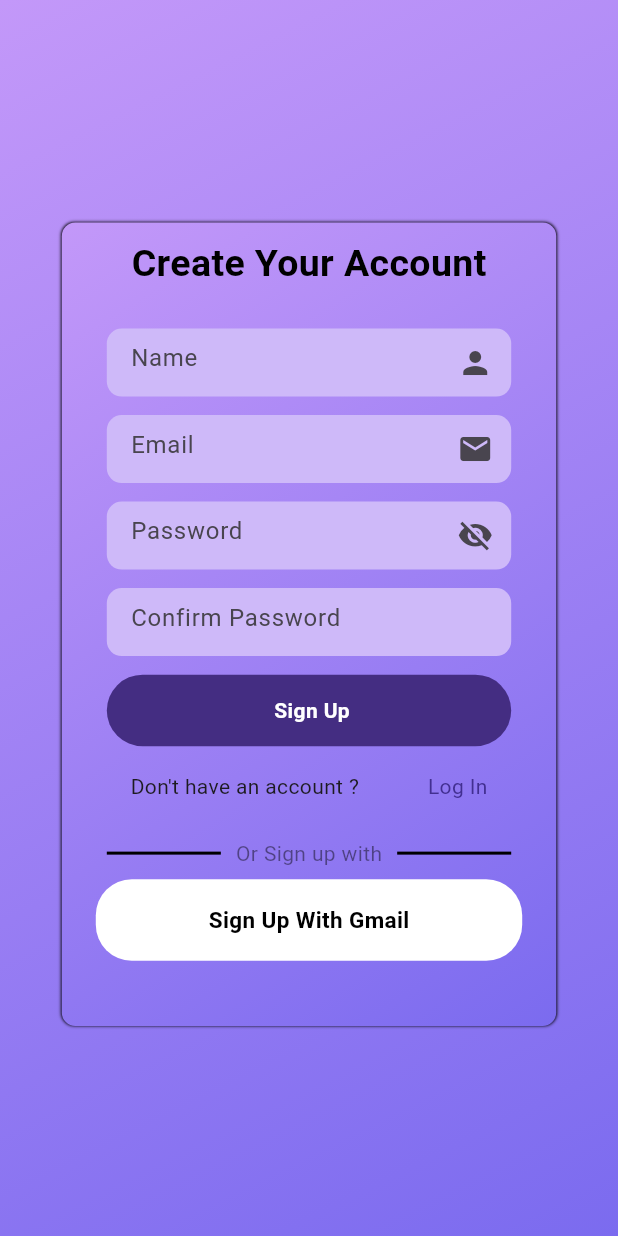
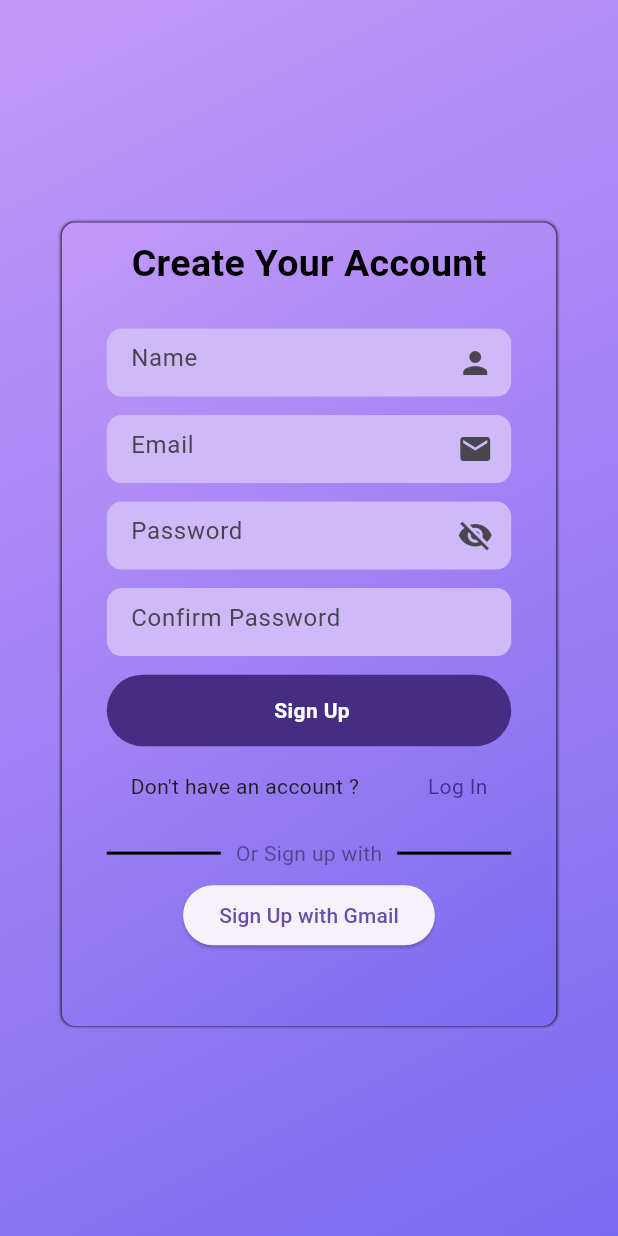
Before and after one commit to Riddhimagupta22/Firebase_Authentication, a Flutter app: the screen it shows after launch, after a tap on "Log In", after a tap on "Sign Up", on a phone screen of 412 x 824 dp. Run offline on Flutter 3.47's test engine with Material 3 defaults, Android fonts, the phone set to English and light mode, and no system bars; our stand-ins replace firebase_auth, firebase_core, fluttertoast, get, google_sign_in, sign_in_button; accounts and stored records are empty; network calls fail.

Commit message:
Initial commit

```diff
--- a/lib/Auth/login.dart
+++ b/lib/Auth/login.dart
@@ -260,6 +260,7 @@ class _HomepageState extends State<Homepage> {
 
                         if(User != null){
                           Get.snackbar("", 'Signed in as ${User.displayName}');
+                          Navigator.push(context, MaterialPageRoute(builder: (context)=> Postscreen()));
                         }
                         else{
                           Get.snackbar('Error', 'SignIn is failed');
--- a/lib/Auth/signup.dart
+++ b/lib/Auth/signup.dart
@@ -1,11 +1,13 @@
-import 'dart:developer';
 
 import 'package:firebase/Auth/login.dart';
 import 'package:firebase/feature/roundbutton.dart';
 import 'package:firebase_auth/firebase_auth.dart';
 import 'package:flutter/material.dart';
+import 'package:get/get.dart';
 
+import '../Post/postscreen.dart';
 import '../feature/utils.dart';
+import '../services/auth_services.dart';
 
 class Signup extends StatefulWidget {
   const Signup({super.key});
@@ -15,6 +17,7 @@ class Signup extends StatefulWidget {
 }
 
 class _SignupState extends State<Signup> {
+  final  googleSignInDevices = GooglesignwithDevices();
   bool loading = false;
   final _formKey = GlobalKey<FormState>();
   final nameController = TextEditingController();
@@ -235,29 +238,17 @@ class _SignupState extends State<Signup> {
                   SizedBox(
                     height: size.height * .009,
                   ),
-                  Container(
-                    height: size.width * .132,
-                    width: size.width * .69,
-                    decoration: BoxDecoration(
-                        color: Colors.white,
-                        borderRadius: BorderRadius.all(Radius.circular(24))),
-                    child: Row(
-                      mainAxisAlignment: MainAxisAlignment.spaceEvenly,
-                      children: [
-                        // CircleAvatar(
-                        //   backgroundImage: AssetImage(
-                        //       "images/googlelogo.jpg"),
-                        // ),
-                        Text(
-                          "Sign Up With Gmail",
-                          style: TextStyle(
-                              color: Colors.black,
-                              fontWeight: FontWeight.bold,
-                              fontSize: 15),
-                        )
-                      ],
-                    ),
-                  )
+                  ElevatedButton(onPressed: () async {
+                    final User = await googleSignInDevices.signUpwithGmail();
+
+                    if(User != null){
+                      Navigator.push(context, MaterialPageRoute(builder: (context)=> Postscreen()));
+                      Get.snackbar("", 'Signed in as ${User.displayName}');
+                    }
+                    else{
+                      Get.snackbar('Error', 'SignIn is failed');
+                    }
+                  }, child: Text("Sign Up with Gmail"))
                 ],
               ),
           ),
```
